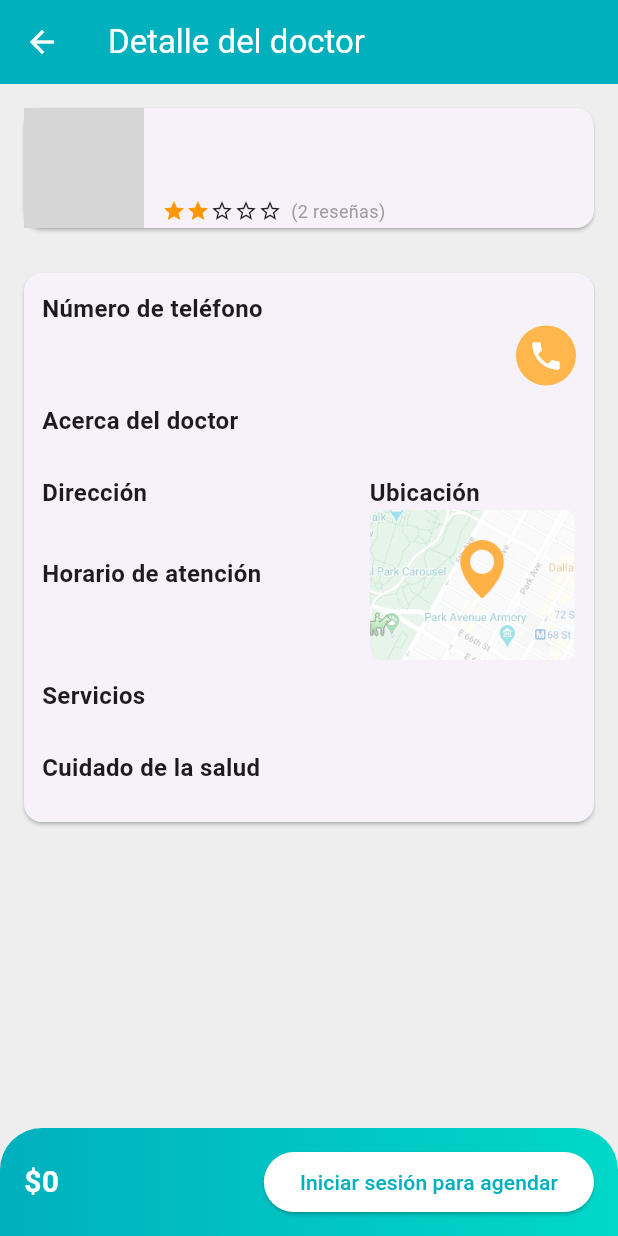
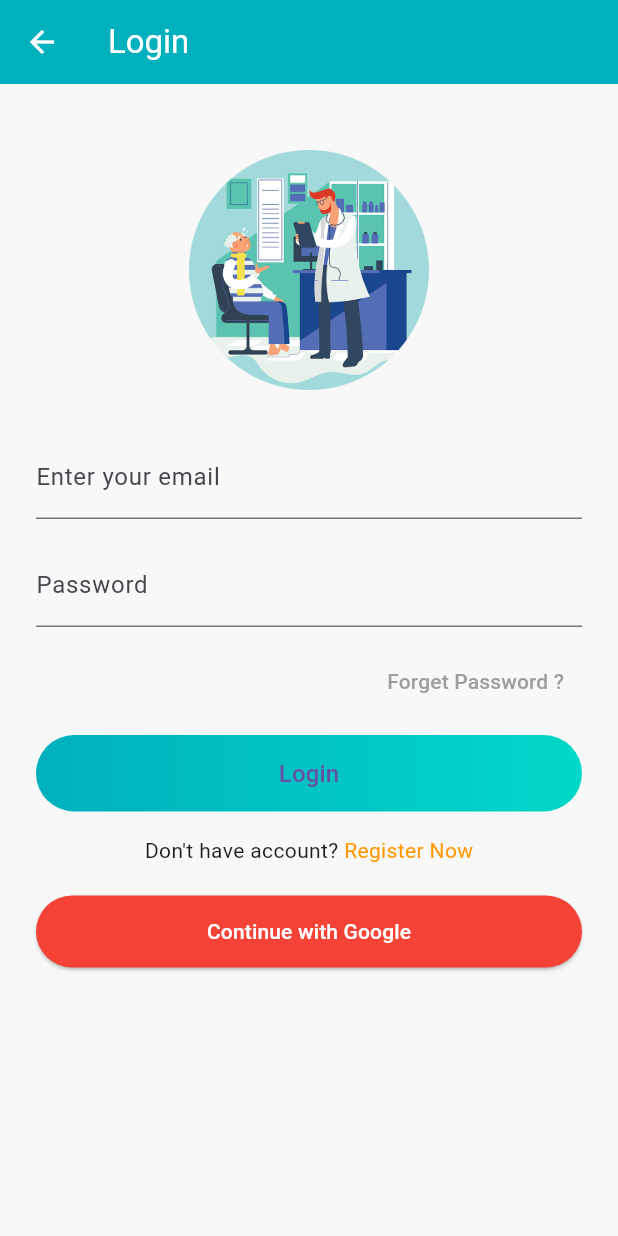
Before and after one commit to adimerpaul/doctorapp, a Flutter app: the DetailDoctor screen opened directly with empty values, after a tap on "Iniciar sesión para agendar", on a phone screen of 412 x 824 dp. Run offline on Flutter 3.47's test engine with Material 3 defaults, Android fonts, the phone set to English and light mode, and no system bars; our stand-ins replace auto_size_text, carousel_slider, flutter_dotenv, get; network calls fail; grey boxes are pictures that could not be loaded.

Commit message:
login de usuario

```diff
--- a/lib/view/doctor/detail_doctor.dart
+++ b/lib/view/doctor/detail_doctor.dart
@@ -1,7 +1,9 @@
 import 'package:flutter/material.dart';
+import 'package:get/get.dart';
 import 'package:url_launcher/url_launcher.dart';
 import '../../addons/scaffold.dart';
 import '../../model/doctor_model.dart';
+import '../login/login_screen.dart';
 
 class DetailDoctor extends StatelessWidget {
   final Doctor doctor;
@@ -128,28 +130,6 @@ class DetailDoctor extends StatelessWidget {
                           _sectionTitle("Acerca del doctor"),
                           _textContent(doctor.acerca),
                           const SizedBox(height: 12),
-                          // _sectionTitle("Dirección"),
-                          // Text(doctor.direccion),
-                          // const SizedBox(height: 12),
-                          // _sectionTitle("Horario de atención"),
-                          // Text(doctor.horasDeTrabajo),
-                          // const SizedBox(height: 12),
-                          // _sectionTitle("Servicios"),
-                          // _textContent(doctor.servicio),
-                          // const SizedBox(height: 12),
-                          // _sectionTitle("Cuidado de la salud"),
-                          // _textContent(doctor.cuidado),
-                          // const SizedBox(height: 12),
-                          // _sectionTitle("Ubicación"),
-                          // ClipRRect(
-                          //   borderRadius: BorderRadius.circular(8),
-                          //   child: Image.network(
-                          //     'https://maps.gstatic.com/tactile/basepage/pegman_sherlock.png',
-                          //     height: 100,
-                          //     width: double.infinity,
-                          //     fit: BoxFit.cover,
-                          //   ),
-                          // ),
                           Row(
                             crossAxisAlignment: CrossAxisAlignment.start,
                             children: [
@@ -241,7 +221,14 @@ class DetailDoctor extends StatelessWidget {
                 ),
                 ElevatedButton(
                   onPressed: () {
-                    // Acción para agendar cita
+                    // Get.to(() => const LoginScreen(),)
+                    //   transition: Transition.rightToLeft,
+                    //   duration: const Duration(milliseconds: 300),
+                    // );
+                    Get.to(() => const LoginScreen(),
+                      transition: Transition.rightToLeft,
+                      duration: const Duration(milliseconds: 300),
+                    );
                   },
                   style: ElevatedButton.styleFrom(
                     backgroundColor: Colors.white,
--- /dev/null
+++ b/lib/view/login/login_screen.dart
@@ -0,0 +1,109 @@
+import 'package:flutter/material.dart';
+import 'package:get/get.dart';
+
+class LoginScreen extends StatelessWidget {
+  const LoginScreen({super.key});
+
+  @override
+  Widget build(BuildContext context) {
+    return Scaffold(
+      backgroundColor: const Color(0xfff8f8f8),
+      appBar: AppBar(
+        backgroundColor: const Color(0xFF00b0bd),
+        elevation: 0,
+        leading: IconButton(
+          icon: const Icon(Icons.arrow_back, color: Colors.white),
+          onPressed: () => Get.back(),
+        ),
+        title: const Text("Login", style: TextStyle(color: Colors.white)),
+      ),
+      body: SingleChildScrollView(
+        padding: const EdgeInsets.all(24),
+        child: Column(
+          children: [
+            const SizedBox(height: 20),
+            Image.asset('assets/images/login_icon.png', height: 160), // pon tu imagen aquí
+            const SizedBox(height: 30),
+            const TextField(
+              decoration: InputDecoration(
+                labelText: 'Enter your email',
+                border: UnderlineInputBorder(),
+              ),
+            ),
+            const SizedBox(height: 16),
+            const TextField(
+              obscureText: true,
+              decoration: InputDecoration(
+                labelText: 'Password',
+                border: UnderlineInputBorder(),
+              ),
+            ),
+            const SizedBox(height: 12),
+            Align(
+              alignment: Alignment.centerRight,
+              child: TextButton(
+                onPressed: () {},
+                child: const Text("Forget Password ?", style: TextStyle(color: Colors.grey)),
+              ),
+            ),
+            const SizedBox(height: 12),
+            Container(
+              width: double.infinity,
+              decoration: BoxDecoration(
+                gradient: const LinearGradient(
+                  colors: [Color(0xFF00b0bd), Color(0xFF01d8c9)],
+                ),
+                borderRadius: BorderRadius.circular(30),
+              ),
+              child: ElevatedButton(
+                onPressed: () {
+                  // Acción de login
+                },
+                style: ElevatedButton.styleFrom(
+                  backgroundColor: Colors.transparent,
+                  shadowColor: Colors.transparent,
+                  shape: RoundedRectangleBorder(
+                    borderRadius: BorderRadius.circular(30),
+                  ),
+                  padding: const EdgeInsets.symmetric(vertical: 14),
+                ),
+                child: const Text("Login", style: TextStyle(fontSize: 16)),
+              ),
+            ),
+            const SizedBox(height: 16),
+            Row(
+              mainAxisAlignment: MainAxisAlignment.center,
+              children: [
+                const Text("Don't have account? "),
+                GestureDetector(
+                  onTap: () {
+                    // Redirigir a registro
+                  },
+                  child: const Text("Register Now", style: TextStyle(color: Colors.orange)),
+                ),
+              ],
+            ),
+            const SizedBox(height: 20),
+            SizedBox(
+              width: double.infinity,
+              child: ElevatedButton(
+                onPressed: () {
+                  // Acción Google Sign-In
+                },
+                style: ElevatedButton.styleFrom(
+                  backgroundColor: Colors.red,
+                  foregroundColor: Colors.white,
+                  shape: RoundedRectangleBorder(
+                    borderRadius: BorderRadius.circular(30),
+                  ),
+                  padding: const EdgeInsets.symmetric(vertical: 14),
+                ),
+                child: const Text("Continue with Google"),
+              ),
+            ),
+          ],
+        ),
+      ),
+    );
+  }
+}
```
Also changed, not shown: assets/images/login_icon.png (added).
